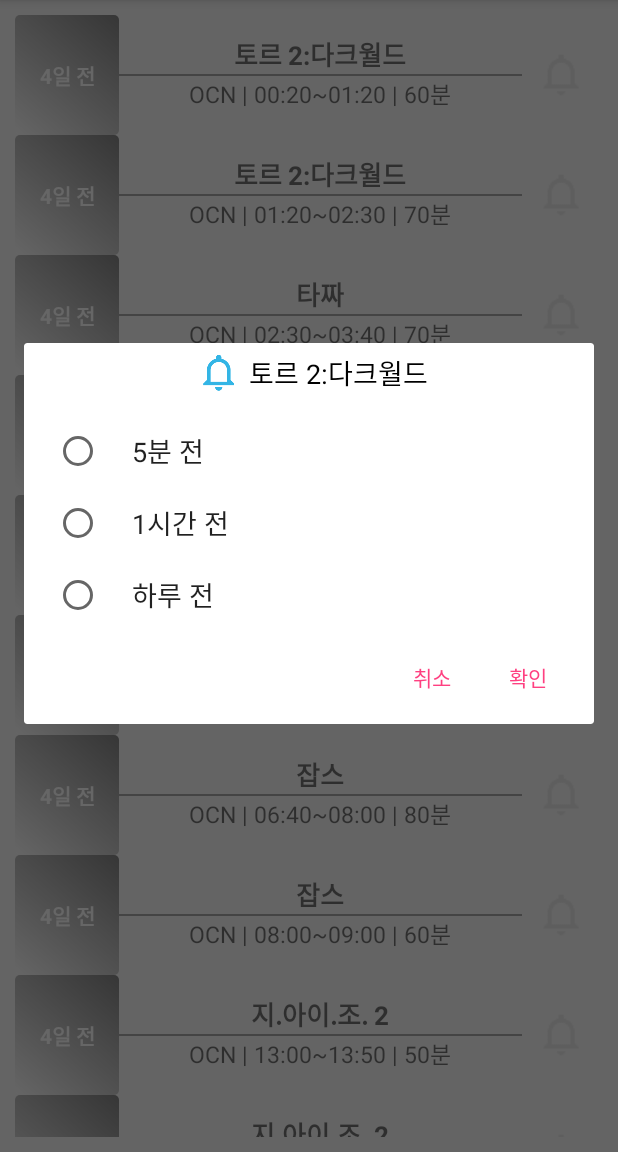
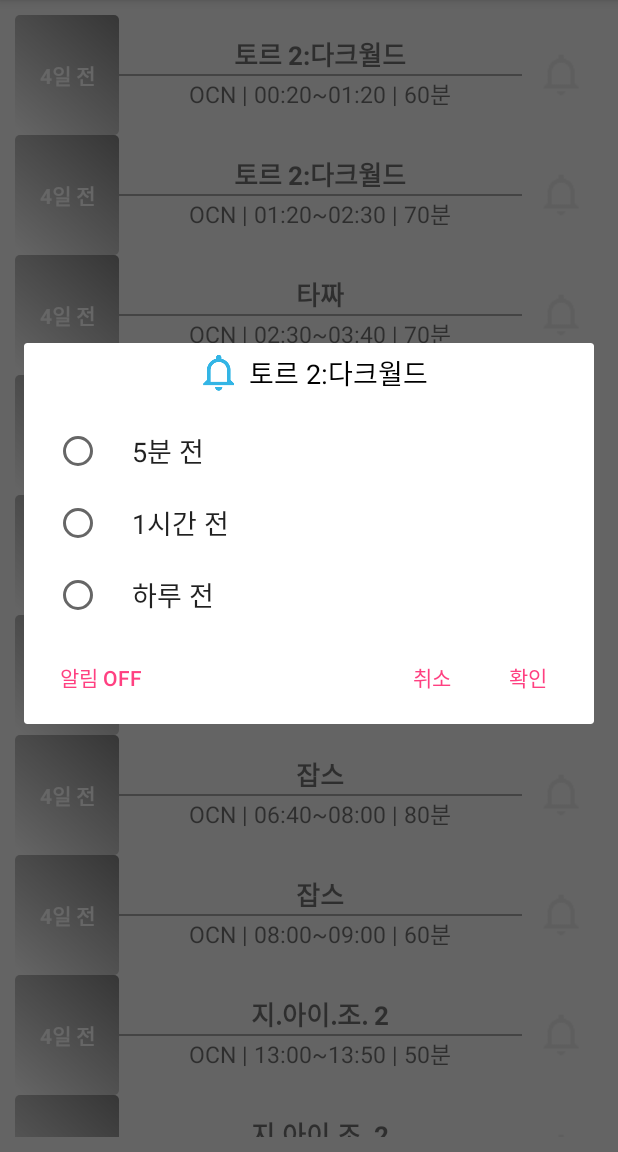
Before and after one commit to ovso/MovieRo, an Android app: the screen it shows after launch (MainActivity), after a tap on an icon or button, on a phone screen of 412 x 824 dp, the part 84-1236 px from its top. Run offline under Robolectric (Android 15) with nearby library versions, the phone set to English and light mode, and no system bars.

```diff
--- a/app/src/main/java/kr/blogspot/ovsoce/moviero/main/MainActivity.java
+++ b/app/src/main/java/kr/blogspot/ovsoce/moviero/main/MainActivity.java
@@ -137,7 +137,7 @@ public class MainActivity extends AppCompatActivity
     private View.OnClickListener onRecyclerViewItemClickListener = new View.OnClickListener() {
         @Override
         public void onClick(View v) {
-            int position = (int) v.getTag();
+            int position = (int) v.getTag(R.string.tag_key_position);
             ProgramData programData = mRecyclerViewAdapter.getSearchList().get(position);
             mPresenter.onRecyclerViewItem(v, programData);
             Log.d("position = " + position);
@@ -176,7 +176,6 @@ public class MainActivity extends AppCompatActivity
                 mPresenter.onChoiceNotiOK(getApplicationContext(), programData);
             }
         });
-        if( checkedItem != -1 ) {
         ab.setNeutralButton(R.string.text_notifications_off, new DialogInterface.OnClickListener() {
             @Override
             public void onClick(DialogInterface dialog, int which) {
@@ -184,7 +183,6 @@ public class MainActivity extends AppCompatActivity
                 mPresenter.onChoiceNotiOK(getApplicationContext(), programData);
             }
         });
-        }
         ab.setNegativeButton(R.string.text_cancel, null);
         ab.show();
     }
@@ -236,7 +234,7 @@ public class MainActivity extends AppCompatActivity
     public void onNotifications(String scheduleId) {
         for (int i = 0; i < mRecyclerViewAdapter.getItemCount(); i++) {
             if(mRecyclerViewAdapter.getSearchList().get(i).getScheduleId().equals(scheduleId)) {
-                ((ImageView)mRecyclerView.getChildAt(i).findViewById(R.id.iv_notification)).setImageResource(R.drawable.ic_social_notifications_none);
+                //((ImageView)mRecyclerView.getChildAt(i).findViewById(R.id.iv_notification)).setImageResource(R.drawable.ic_social_notifications_none);
             }
             //mRecyclerView.notifyAll();
         }
--- a/app/src/main/java/kr/blogspot/ovsoce/moviero/main/RecyclerViewAdapter.java
+++ b/app/src/main/java/kr/blogspot/ovsoce/moviero/main/RecyclerViewAdapter.java
@@ -18,6 +18,7 @@ import java.util.List;
 import java.util.Locale;
 
 import kr.blogspot.ovsoce.moviero.R;
+import kr.blogspot.ovsoce.moviero.app.MyApplication;
 import kr.blogspot.ovsoce.moviero.main.vo.vointerface.ProgramData;
 
 public class RecyclerViewAdapter extends RecyclerView.Adapter implements Filterable{
@@ -48,8 +49,9 @@ public class RecyclerViewAdapter extends RecyclerView.Adapter implements Filtera
         myViewHolder.titleTv.setText(name);
         myViewHolder.descriptionTv.setText(getDescription(data));
         myViewHolder.channelTv.setText(getDay(data));
-        myViewHolder.assistV.setTag(position);
-        myViewHolder.notificationsIv.setTag(position);
+        myViewHolder.assistV.setTag(R.string.tag_key_position, position);
+        myViewHolder.notificationsIv.setTag(R.string.tag_key_position, position);
+        myViewHolder.notificationsIv.setTag(R.string.tag_key_schedule_id, data.getScheduleId());
     }
     private String getDescription(ProgramData data) {
         StringBuilder descSb = new StringBuilder();
--- a/app/src/main/res/values/strings.xml
+++ b/app/src/main/res/values/strings.xml
@@ -11,4 +11,7 @@
     <string name="title_sort_dilaog">정렬</string>
 
     <string name="url_movie_search"><![CDATA["https://m.search.naver.com/search.naver?sm=mtb_hty.top&where=m&query="]]></string>
+
+    <string name="tag_key_schedule_id">schedule_id</string>
+    <string name="tag_key_position">position</string>
 </resources>
```
Lines whose indentation alone changed are shown as unchanged.
